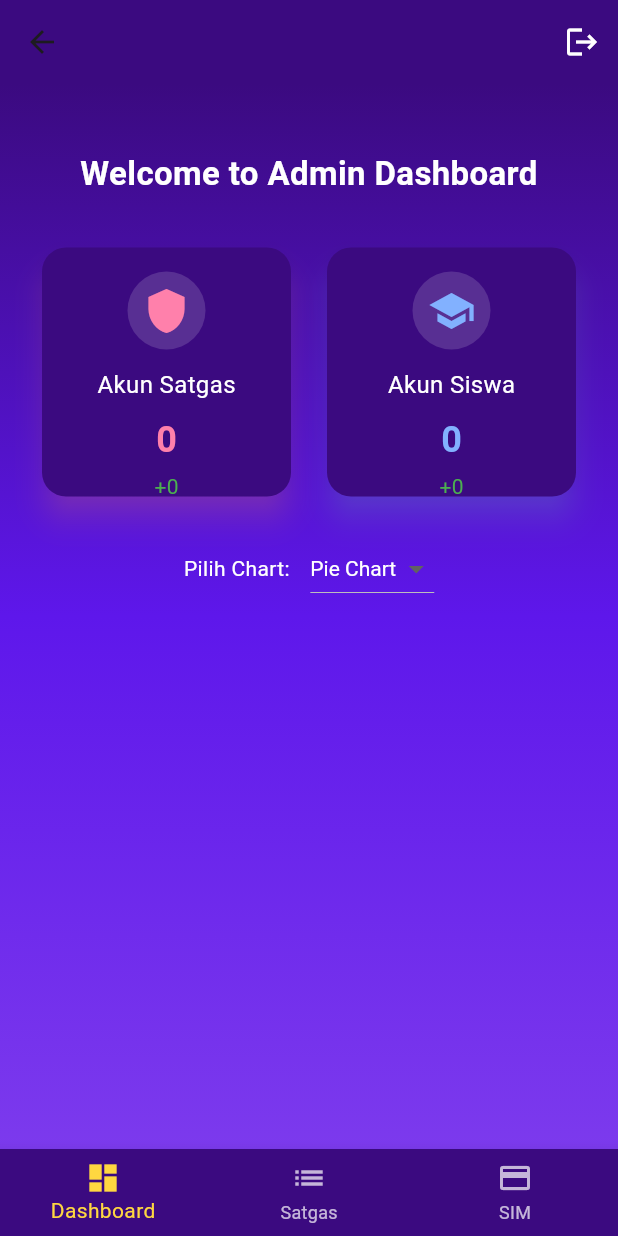
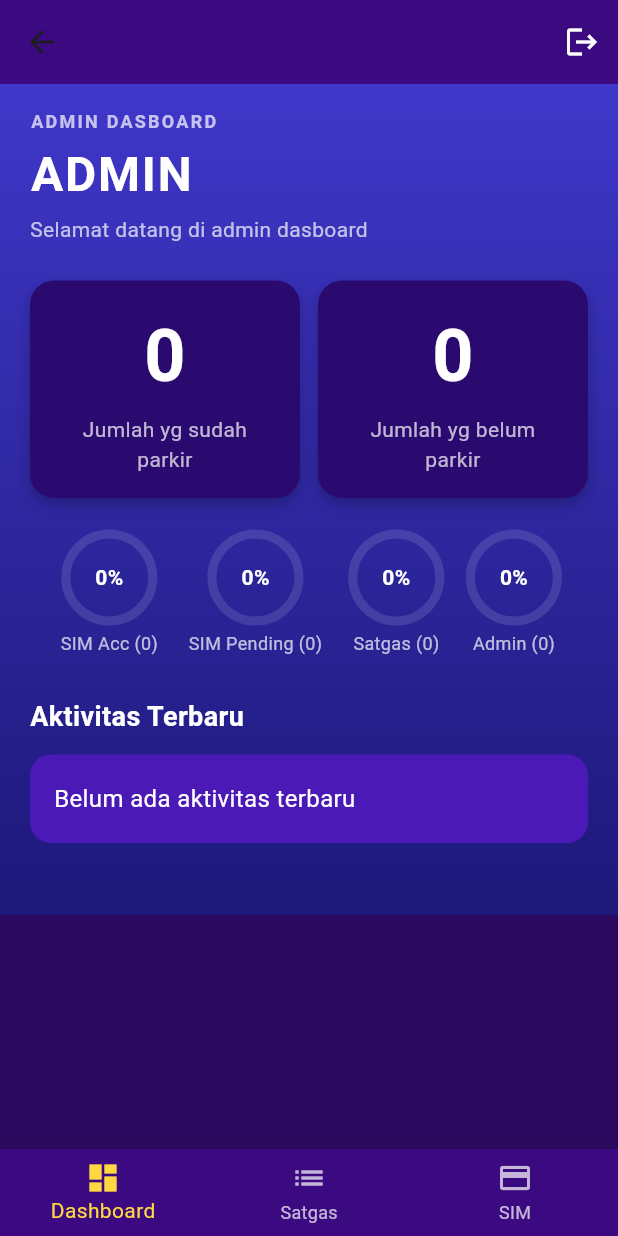
Before and after one commit to ArvaRasendriya/SistemParkirSekolah, a Flutter app: the AdminDashboardPage screen opened by its route, on a phone screen of 412 x 824 dp. Run offline on Flutter 3.47's test engine with Material 3 defaults, Android fonts, the phone set to English and light mode, and no system bars; drawn by our look-alikes of fl_chart; our stand-ins replace audioplayers, camera, google_fonts, image_cropper, qr_flutter, shared_preferences and 2 more; missing offline and left inert: mobile_scanner; accounts and stored records are empty.

Commit message:
sebelum_iklan

```diff
--- a/lib/pages/admin_dashboard_page.dart
+++ b/lib/pages/admin_dashboard_page.dart
@@ -3,9 +3,6 @@ import 'package:supabase_flutter/supabase_flutter.dart';
 import 'satgas_list_page.dart';
 import 'admin_sim_page.dart';
 import 'login_page.dart';
-import 'package:fl_chart/fl_chart.dart';
-
-enum ChartType { pie, bar }
 
 class AdminDashboardPage extends StatefulWidget {
   const AdminDashboardPage({super.key});
@@ -56,9 +53,8 @@ class _AdminDashboardPageState extends State<AdminDashboardPage> {
       ),
       body: AnimatedSwitcher(
         duration: const Duration(milliseconds: 400),
-        transitionBuilder: (child, animation) {
-          return FadeTransition(opacity: animation, child: child);
-        },
+        transitionBuilder: (child, animation) =>
+            FadeTransition(opacity: animation, child: child),
         child: _pages[_selectedIndex],
       ),
       bottomNavigationBar: BottomNavigationBar(
@@ -95,12 +91,15 @@ class DashboardContent extends StatefulWidget {
 
 class _DashboardContentState extends State<DashboardContent> {
   final supabase = Supabase.instance.client;
+  bool loading = true;
 
+  int simAcc = 0;
+  int simPending = 0;
   int akunSatgas = 0;
-  int akunSiswa = 0;
-
-  bool loading = true;
-  ChartType selectedChart = ChartType.pie;
+  int akunAdmin = 0;
+  int jumlahParkir = 0;
+  int jumlahBlmP = 0;
+  List<dynamic> aktivitas = [];
 
   @override
   void initState() {
@@ -110,13 +109,47 @@ class _DashboardContentState extends State<DashboardContent> {
 
  Future<void> _loadStats() async {
   try {
-      final satgasRes = await supabase.from('profiles').select();
-      akunSatgas = satgasRes.length;
+    // ✅ 1. Jumlah data dari tabel siswa
+    final simAccRes = await supabase.from('siswa').select('*');
 
-      final siswaRes = await supabase.from('siswa').select();
-      akunSiswa = siswaRes.length;
+    // ✅ 2. Jumlah data dari tabel pending_siswa
+    final simPendingRes = await supabase.from('pending_siswa').select('*');
+
+    // ✅ 3. Jumlah akun satgas dari tabel profiles
+    final satgasRes = await supabase
+        .from('profiles')
+        .select('*')
+        .eq('role', 'satgas');
+
+    // ✅ 4. Jumlah akun admin dari tabel profiles
+    final adminRes = await supabase
+        .from('profiles')
+        .select('*')
+        .eq('role', 'admin');
+
+    // ✅ Aktivitas diambil dari siswa (opsional, tetap sama)
+    final aktivitasRes = await supabase
+        .from('siswa')
+        .select('nama, status')
+        .order('created_at', ascending: false)
+        .limit(3);
+
+    // ✅ 5. Jumlah siswa yang parkir hari ini
+    final jumlahParkirRes = await supabase
+        .from('parkir')
+        .select('siswa_id')
+        .eq('tanggal', DateTime.now().toIso8601String().split('T')[0]); // Mengambil parkir hari ini
+
+    // ✅ 6. Jumlah siswa yang belum parkir hari ini
+    final jumlahBlmP = simAccRes.length - (jumlahParkirRes as List).length;
 
     setState(() {
+      simAcc = (simAccRes as List).length;
+      simPending = (simPendingRes as List).length;
+      akunSatgas = (satgasRes as List).length;
+      akunAdmin = (adminRes as List).length;
+      aktivitas = aktivitasRes as List;
+      jumlahParkir = (jumlahParkirRes as List).length;
       loading = false;
     });
   } catch (e) {
@@ -127,241 +160,224 @@ class _DashboardContentState extends State<DashboardContent> {
   }
 }
 
+
   @override
   Widget build(BuildContext context) {
-    final double maxY = (akunSatgas > akunSiswa ? akunSatgas : akunSiswa).toDouble() + 5.0;
+    if (loading) {
+      return const Center(
+        child: CircularProgressIndicator(color: Colors.white),
+      );
+    }
+
+    final total = simAcc + simPending + akunSatgas + akunAdmin;
+    double _percent(int value) => total == 0 ? 0 : value / total;
 
     return Container(
       decoration: const BoxDecoration(
         gradient: LinearGradient(
           colors: [
-            Color(0xFF3B0A80),
-            Color(0xFF5E17EB),
-            Color(0xFF7C3AED),
+            Color(0xFF3F37C9),
+            Color(0xFF1D1879),
           ],
           begin: Alignment.topCenter,
           end: Alignment.bottomCenter,
         ),
       ),
-      child: Padding(
-        padding: const EdgeInsets.all(24.0),
+      child: SafeArea(
+        child: SingleChildScrollView(
+          padding: const EdgeInsets.symmetric(horizontal: 20, vertical: 16),
           child: Column(
-          crossAxisAlignment: CrossAxisAlignment.stretch,
+            crossAxisAlignment: CrossAxisAlignment.start,
             children: [
-            const SizedBox(height: 20),
               const Text(
-              'Welcome to Admin Dashboard',
+                "ADMIN DASBOARD",
                 style: TextStyle(
-                fontSize: 22,
+                    color: Colors.white70,
+                    fontSize: 12,
+                    letterSpacing: 1.5,
+                    fontWeight: FontWeight.w600),
+              ),
+              const SizedBox(height: 4),
+              const Text(
+                "ADMIN",
+                style: TextStyle(
+                  fontSize: 32,
+                  color: Colors.white,
                   fontWeight: FontWeight.bold,
-                color: Colors.white,
+                  letterSpacing: 1.2,
                 ),
-              textAlign: TextAlign.center,
               ),
-            const SizedBox(height: 30),
+              const SizedBox(height: 4),
+              const Text(
+                "Selamat datang di admin dasboard",
+                style: TextStyle(
+                  color: Colors.white70,
+                  fontSize: 14,
+                ),
+              ),
+              const SizedBox(height: 24),
+
+              // === Dua Card Besar ===
+              Row(
+                children: [
                   Expanded(
-              child: loading
-                  ? const Center(
-                      child: CircularProgressIndicator(color: Colors.white),
-                    )
-                  : SingleChildScrollView(
-                      child: Column(
-                        children: [
-                          GridView.count(
-                            shrinkWrap: true,
-                            physics: const NeverScrollableScrollPhysics(),
-                            crossAxisCount: 2,
-                            crossAxisSpacing: 16,
-                            mainAxisSpacing: 16,
-                            children: [
-                              // Tidak bisa dipencet (onTap dihilangkan)
-                              StatCard(
-                                title: "Akun Satgas",
-                                value: "$akunSatgas",
-                                change: "+0",
-                                icon: Icons.shield,
-                                color: Colors.pinkAccent.shade100,
-                                onTap: null,
+                    child: _bigStatCard(jumlahParkir.toString(), "Jumlah yg sudah parkir"),
                   ),
-                              StatCard(
-                                title: "Akun Siswa",
-                                value: "$akunSiswa",
-                                change: "+0",
-                                icon: Icons.school,
-                                color: Colors.blueAccent.shade100,
-                                onTap: null,
+                  const SizedBox(width: 12),
+                  Expanded(
+                    child: _bigStatCard(jumlahBlmP.toString(), "Jumlah yg belum parkir"),
                   ),
                 ],
               ),
-                          const SizedBox(height: 20),
+              const SizedBox(height: 24),
+
+              // === Empat Circle Progress Mini ===
               Row(
-                            mainAxisAlignment: MainAxisAlignment.center,
+                mainAxisAlignment: MainAxisAlignment.spaceEvenly,
                 children: [
-                              const Text(
-                                "Pilih Chart: ",
-                                style: TextStyle(color: Colors.white, fontSize: 14),
+                  _miniProgressCircle(
+                    value: _percent(simAcc),
+                    label: "SIM Acc ($simAcc)",
                   ),
-                              const SizedBox(width: 10),
-                              DropdownButton<ChartType>(
-                                dropdownColor: const Color(0xFF3B0A80),
-                                value: selectedChart,
-                                style: const TextStyle(color: Colors.white),
-                                items: const [
-                                  DropdownMenuItem(
-                                    value: ChartType.pie,
-                                    child: Text("Pie Chart"),
+                  _miniProgressCircle(
+                    value: _percent(simPending),
+                    label: "SIM Pending ($simPending)",
                   ),
-                                  DropdownMenuItem(
-                                    value: ChartType.bar,
-                                    child: Text("Bar Chart"),
+                  _miniProgressCircle(
+                    value: _percent(akunSatgas),
+                    label: "Satgas ($akunSatgas)",
                   ),
-                                ],
-                                onChanged: (value) {
-                                  setState(() {
-                                    selectedChart = value!;
-                                  });
-                                },
+                  _miniProgressCircle(
+                    value: _percent(akunAdmin),
+                    label: "Admin ($akunAdmin)",
                   ),
                 ],
               ),
+              const SizedBox(height: 28),
+
+              // === Aktivitas Terbaru ===
+              const Text(
+                "Aktivitas Terbaru",
+                style: TextStyle(
+                  color: Colors.white,
+                  fontSize: 18,
+                  fontWeight: FontWeight.bold,
+                ),
+              ),
+              const SizedBox(height: 12),
+
+              Column(
+                children: aktivitas.isNotEmpty
+                    ? aktivitas
+                        .map((data) => _activityCard(
+                            'Siswa "${data['nama']}" → ${data['status']}'))
+                        .toList()
+                    : [
+                        _activityCard("Belum ada aktivitas terbaru"),
+                      ],
+              ),
               const SizedBox(height: 20),
-                          SizedBox(
-                            height: 240,
-                            child: selectedChart == ChartType.pie
-                                ? PieChart(
-                                    PieChartData(
-                                      sectionsSpace: 4,
-                                      centerSpaceRadius: 40,
-                                      sections: [
-                                        PieChartSectionData(
-                                          value: akunSatgas.toDouble(),
-                                          title: 'Satgas\n$akunSatgas',
-                                          color: Colors.pinkAccent.shade100,
-                                          radius: 60,
-                                          titleStyle: const TextStyle(
+            ],
+          ),
+        ),
+      ),
+    );
+  }
+
+  // Card besar jumlah parkir
+  static Widget _bigStatCard(String value, String label) {
+    return Container(
+      padding: const EdgeInsets.all(16),
+      decoration: BoxDecoration(
+        color: const Color(0xFF2B0A70),
+        borderRadius: BorderRadius.circular(16),
+        boxShadow: [
+          BoxShadow(
+            color: Colors.black.withOpacity(0.25),
+            blurRadius: 8,
+            offset: const Offset(0, 4),
+          )
+        ],
+      ),
+      child: Column(
+        children: [
+          Text(
+            value,
+            style: const TextStyle(
+              fontSize: 48,
               color: Colors.white,
-                                              fontSize: 12,
-                                              fontWeight: FontWeight.bold),
+              fontWeight: FontWeight.bold,
             ),
-                                        PieChartSectionData(
-                                          value: akunSiswa.toDouble(),
-                                          title: 'Siswa\n$akunSiswa',
-                                          color: Colors.blueAccent.shade100,
-                                          radius: 60,
-                                          titleStyle: const TextStyle(
-                                              color: Colors.white,
-                                              fontSize: 12,
-                                              fontWeight: FontWeight.bold),
+          ),
+          const SizedBox(height: 4),
+          Text(
+            label,
+            textAlign: TextAlign.center,
+            style: const TextStyle(
+              color: Colors.white70,
+              fontSize: 14,
+            ),
           ),
         ],
       ),
-                                  )
-                                : BarChart(
-                                    BarChartData(
-                                      maxY: maxY,
-                                      barGroups: [
-                                        BarChartGroupData(x: 0, barRods: [
-                                          BarChartRodData(
-                                              toY: akunSatgas.toDouble(),
-                                              color: Colors.pinkAccent.shade100,
-                                              width: 18)
-                                        ]),
-                                        BarChartGroupData(x: 1, barRods: [
-                                          BarChartRodData(
-                                              toY: akunSiswa.toDouble(),
-                                              color: Colors.blueAccent.shade100,
-                                              width: 18)
-                                        ]),
-                                      ],
-                                      titlesData: FlTitlesData(
-                                        show: true,
-                                        topTitles: AxisTitles(sideTitles: SideTitles(showTitles: false)),
-                                        rightTitles: AxisTitles(sideTitles: SideTitles(showTitles: false)),
-                                        leftTitles: AxisTitles(sideTitles: SideTitles(showTitles: true)),
-                                        bottomTitles: AxisTitles(
-                                          sideTitles: SideTitles(
-                                            showTitles: true,
-                                            getTitlesWidget: (value, meta) {
-                                              if (value.toInt() == 0) {
-                                                return const Text('Satgas', style: TextStyle(color: Colors.white));
-                                              } else {
-                                                return const Text('Siswa', style: TextStyle(color: Colors.white));
+    );
   }
-                                            },
+
+  // Circle progress kecil
+  static Widget _miniProgressCircle({
+    required double value,
+    required String label,
+  }) {
+    return Column(
+      children: [
+        SizedBox(
+          width: 58,
+          height: 58,
+          child: Stack(
+            fit: StackFit.expand,
+            children: [
+              CircularProgressIndicator(
+                value: value,
+                strokeWidth: 6,
+                backgroundColor: Colors.white12,
+                color: Colors.white,
               ),
-                                        ),
-                                      ),
-                                      gridData: FlGridData(show: false),
+              Center(
+                child: Text(
+                  "${(value * 100).toInt()}%",
+                  style: const TextStyle(
+                    color: Colors.white,
+                    fontWeight: FontWeight.bold,
+                    fontSize: 14,
                   ),
                 ),
               ),
             ],
           ),
         ),
+        const SizedBox(height: 6),
+        Text(
+          label,
+          style: const TextStyle(color: Colors.white70, fontSize: 12),
         ),
       ],
+    );
+  }
+
+  // Card aktivitas
+  static Widget _activityCard(String text) {
+    return Container(
+      width: double.infinity,
+      margin: const EdgeInsets.only(bottom: 12),
+      padding: const EdgeInsets.symmetric(vertical: 18, horizontal: 16),
+      decoration: BoxDecoration(
+        color: const Color(0xFF4B19B5),
+        borderRadius: BorderRadius.circular(14),
       ),
+      child: Text(
+        text,
+        style: const TextStyle(color: Colors.white, fontSize: 16),
       ),
     );
   }
 }
-
-class StatCard extends StatelessWidget {
-  final String title;
-  final String value;
-  final String change;
-  final IconData icon;
-  final Color color;
-  final VoidCallback? onTap;
-
-  const StatCard({
-    super.key,
-    required this.title,
-    required this.value,
-    required this.change,
-    required this.icon,
-    required this.color,
-    this.onTap,
-  });
-
-  @override
-  Widget build(BuildContext context) {
-    return InkWell(
-      onTap: onTap, // tetap ada tapi null, jadi tidak bisa dipencet
-      borderRadius: BorderRadius.circular(16),
-      splashColor: Colors.transparent, // hilangkan efek klik
-      highlightColor: Colors.transparent,
-      child: Card(
-        color: const Color(0xFF3B0A80),
-        shape: RoundedRectangleBorder(borderRadius: BorderRadius.circular(16)),
-        elevation: 8,
-        shadowColor: color.withOpacity(0.5),
-        child: Padding(
-          padding: const EdgeInsets.all(16.0),
-          child: Column(
-            mainAxisAlignment: MainAxisAlignment.center,
-            children: [
-              CircleAvatar(
-                backgroundColor: Colors.white.withOpacity(0.15),
-                radius: 26,
-                child: Icon(icon, color: color, size: 32),
-              ),
-              const SizedBox(height: 12),
-              Text(title, style: const TextStyle(fontSize: 16, color: Colors.white)),
-              const SizedBox(height: 8),
-              Text(
-                value,
-                style: TextStyle(fontSize: 24, fontWeight: FontWeight.bold, color: color),
-              ),
-              const SizedBox(height: 4),
-              Text(
-                change,
-                style: TextStyle(fontSize: 14, color: change.contains("+") ? Colors.green : Colors.red),
-              ),
-            ],
-          ),
-        ),
-      ),
-    );
-  }
-}
--- a/lib/pages/daftar_berhasil_page.dart
+++ b/lib/pages/daftar_berhasil_page.dart
@@ -6,13 +6,24 @@ class DaftarBerhasilPage extends StatelessWidget {
   @override
   Widget build(BuildContext context) {
     return Scaffold(
-      backgroundColor: Colors.blue.shade400,
-      body: Center(
+      body: Container(
+        // Menggunakan gradasi warna latar belakang
+        decoration: BoxDecoration(
+          gradient: LinearGradient(
+            begin: Alignment.topLeft,
+            end: Alignment.bottomRight,
+            colors: [
+              Color(0xFF3F37C9), // Warna pertama
+              Color(0xFF1D1879), // Warna kedua
+            ],
+          ),
+        ),
+        child: Center(
           child: Container(
             padding: const EdgeInsets.all(24),
             margin: const EdgeInsets.all(32),
             decoration: BoxDecoration(
-            color: Colors.white.withOpacity(0.8),
+              color: Colors.white, // Warna kotak putih
               borderRadius: BorderRadius.circular(20),
             ),
             child: Column(
@@ -26,6 +37,7 @@ class DaftarBerhasilPage extends StatelessWidget {
                   style: TextStyle(
                     fontSize: 20,
                     fontWeight: FontWeight.bold,
+                    color: Colors.black, // Teks hitam
                   ),
                 ),
                 const SizedBox(height: 30),
@@ -34,8 +46,8 @@ class DaftarBerhasilPage extends StatelessWidget {
                     Navigator.pop(context); // kembali ke halaman sebelumnya
                   },
                   style: ElevatedButton.styleFrom(
-                  backgroundColor: Colors.white,
-                  foregroundColor: Colors.blue,
+                    backgroundColor: const Color(0xFF3F37C9),
+                    foregroundColor: const Color(0xFF1D1879),
                     shape: RoundedRectangleBorder(
                       borderRadius: BorderRadius.circular(20),
                     ),
@@ -46,6 +58,7 @@ class DaftarBerhasilPage extends StatelessWidget {
             ),
           ),
         ),
+      ),
     );
   }
 }
--- a/lib/pages/daftar_page.dart
+++ b/lib/pages/daftar_page.dart
@@ -563,7 +563,7 @@ Widget buildDropdown({
   Color? dropdownColor,
 }) {
   return DropdownButtonFormField<String>(
-    initialValue: value,
+    value: value,
     isExpanded: true,
     hint: Container(
       alignment: Alignment.center,
--- a/lib/pages/edit_profile_page.dart
+++ b/lib/pages/edit_profile_page.dart
@@ -401,7 +401,7 @@ Widget buildDropdown({
   Color dropdownColor = Colors.white,
 }) {
   return DropdownButtonFormField<String>(
-    initialValue: value,
+    value: value,
     hint: Text(
       hint ?? items.first,
       style: TextStyle(
--- a/lib/pages/qr_result_page.dart
+++ b/lib/pages/qr_result_page.dart
@@ -60,9 +60,9 @@ class _ScanResultPageState extends State<ScanResultPage> {
         decoration: const BoxDecoration(
           gradient: LinearGradient(
             colors: [
-              Color(0xFF0F2027),
-              Color(0xFF203A43),
-              Color(0xFF2C5364),
+              Color(0xFF3F37C9),
+              Color(0xFF1D1879),
+
             ],
             begin: Alignment.topLeft,
             end: Alignment.bottomRight,
--- a/lib/pages/register_page.dart
+++ b/lib/pages/register_page.dart
@@ -541,7 +541,7 @@ class _RegisterPageState extends State<RegisterPage>
     Color? dropdownColor,
   }) {
     return DropdownButtonFormField<String>(
-      initialValue: value,
+      value: value,
       isExpanded: true,
       hint: Container(
         alignment: Alignment.center,
```
Also changed, not shown: pubspec.lock. Lines whose indentation alone changed are shown as unchanged.
